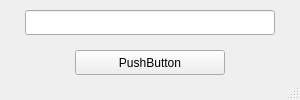
Qt form res/ui.ui (AdamOsiowy/PJN_ludzka_konsola) before a commit.
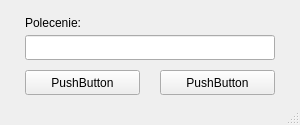
The same form after that commit.

Commit message: poprawa interfejsu

Patch:
```diff
--- a/res/ui.ui
+++ b/res/ui.ui
@@ -7,7 +7,7 @@
     <x>0</x>
     <y>0</y>
     <width>300</width>
-    <height>100</height>
+    <height>125</height>
    </rect>
   </property>
   <property name="windowTitle">
@@ -18,7 +18,7 @@
     <property name="geometry">
      <rect>
       <x>25</x>
-      <y>10</y>
+      <y>35</y>
       <width>250</width>
       <height>25</height>
      </rect>
@@ -27,9 +27,9 @@
    <widget class="QPushButton" name="pushButton">
     <property name="geometry">
      <rect>
-      <x>75</x>
-      <y>50</y>
-      <width>150</width>
+      <x>25</x>
+      <y>70</y>
+      <width>115</width>
       <height>25</height>
      </rect>
     </property>
@@ -37,6 +37,32 @@
      <string>PushButton</string>
     </property>
    </widget>
+   <widget class="QPushButton" name="pushButton_2">
+    <property name="geometry">
+     <rect>
+      <x>160</x>
+      <y>70</y>
+      <width>115</width>
+      <height>25</height>
+     </rect>
+    </property>
+    <property name="text">
+     <string>PushButton</string>
+    </property>
+   </widget>
+   <widget class="QLabel" name="label">
+    <property name="geometry">
+     <rect>
+      <x>25</x>
+      <y>10</y>
+      <width>100</width>
+      <height>25</height>
+     </rect>
+    </property>
+    <property name="text">
+     <string>Polecenie:</string>
+    </property>
+   </widget>
   </widget>
   <widget class="QMenuBar" name="menubar">
    <property name="geometry">
```
The commit also changes 1 other file.
